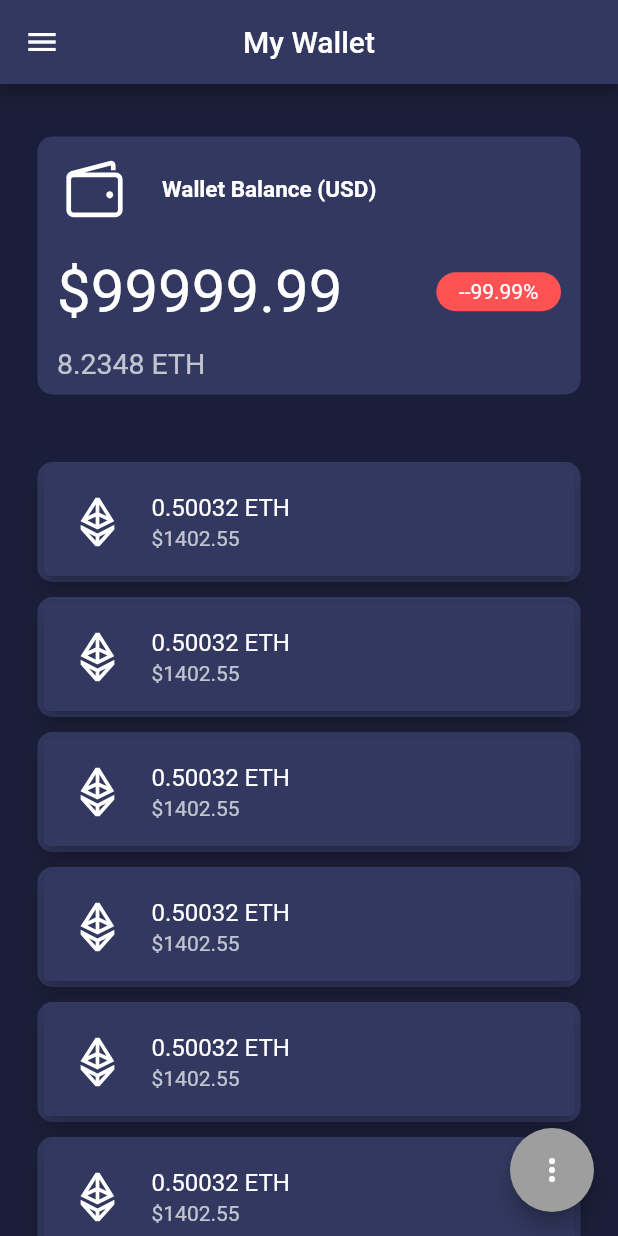
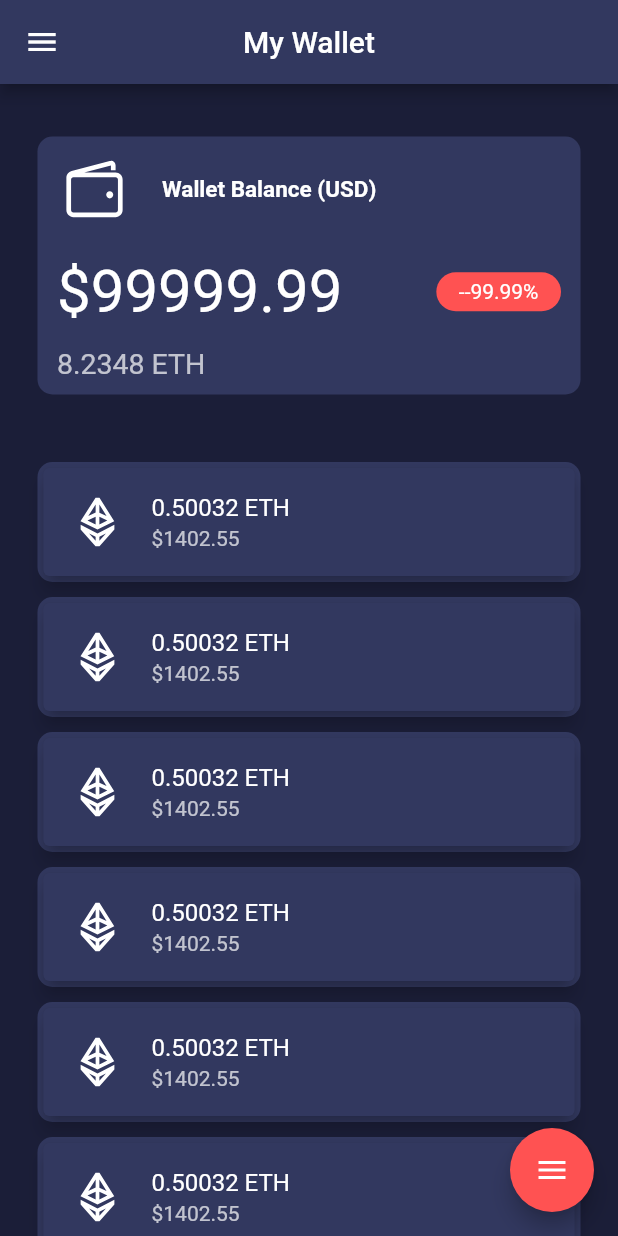
Before and after one commit to ya27hw/wallet, a Flutter app: the Portfolio screen opened by its route, on a phone screen of 412 x 824 dp. Run offline on Flutter 3.47's test engine with Material 2 defaults, Android fonts, the phone set to English and light mode, and no system bars; drawn by our look-alikes of flutter_speed_dial; our stand-ins replace line_icons; missing offline and left inert: flutter_web3, rotated_corner_decoration; statements that could not run were skipped.

Commit message:
ui uiiii

```diff
--- /dev/null
+++ b/lib/backend/library.dart
@@ -0,0 +1 @@
+export 'testo.dart';
--- /dev/null
+++ b/lib/backend/testo.dart
@@ -0,0 +1 @@
+import 'package:flutter_web3/ethers.dart' ;
--- a/lib/home/portfolio.dart
+++ b/lib/home/portfolio.dart
@@ -1,7 +1,7 @@
 import "package:flutter/material.dart";
 import 'package:eth_wallet/util/library.dart' as widgets;
-import 'package:line_icons/line_icon.dart';
 import 'package:line_icons/line_icons.dart';
+import 'package:flutter_speed_dial/flutter_speed_dial.dart';
 
 class Portfolio extends StatefulWidget {
   const Portfolio({Key? key}) : super(key: key);
@@ -13,19 +13,52 @@ class Portfolio extends StatefulWidget {
 class _PortfolioState extends State<Portfolio> {
   @override
   Widget build(BuildContext context) {
-    return Scaffold(
+    ValueNotifier<bool> dialOpen = ValueNotifier(false);
+
+    return WillPopScope(
+      onWillPop: () async {
+        if (dialOpen.value) {
+          dialOpen.value = false;
+          return false;
+        } else {
+          return true;
+        }
+      },
+      child: Scaffold(
         // Floating Action Button (FAB)
-      floatingActionButton: FloatingActionButton(
-        onPressed: () {},
-        child: const Icon(Icons.more_vert),
-        backgroundColor: Colors.grey,
+        floatingActionButton: SpeedDial(
+        animatedIcon: AnimatedIcons.menu_arrow,
+        openCloseDial: dialOpen,
+        backgroundColor: Colors.redAccent,
+        overlayColor: widgets.primaryDarkColor(),
+        overlayOpacity: 0.5,
+        spacing: 15,
+        spaceBetweenChildren: 9,
+        closeManually: true,
+        children: [
+          SpeedDialChild(
+              child: const Icon(LineIcons.arrowDown),
+              label: 'Receive',
+              onTap: () {
+                print('Mail Tapped');
+              }
+          ),
+          SpeedDialChild(
+              child: const Icon(LineIcons.arrowUp),
+              label: 'Send',
+              onTap: () {
+                print('Copy Tapped');
+              }
+          ),
+        ],
       ),
       backgroundColor: const Color(0xFF1B1E38),
       // The appbar
       appBar: AppBar(
         centerTitle: true,
         leading: Builder(
-          builder: (context) => IconButton(
+          builder: (context) =>
+              IconButton(
                 icon: const Icon(
                   Icons.menu,
                   color: Colors.white,
@@ -142,6 +175,6 @@ class _PortfolioState extends State<Portfolio> {
           ],
         ),
       ),
-    );
+    ),);
   }
 }
--- a/pubspec.yaml
+++ b/pubspec.yaml
@@ -32,6 +32,8 @@ dependencies:
   google_fonts:
   line_icons: ^2.0.1
   rotated_corner_decoration: ^2.0.0
+  flutter_speed_dial: ^5.0.0+1
+  flutter_web3: ^2.1.9
 
 
   # The following adds the Cupertino Icons font to your application.
```
Also changed, not shown: pubspec.lock. Lines whose indentation alone changed are shown as unchanged.
